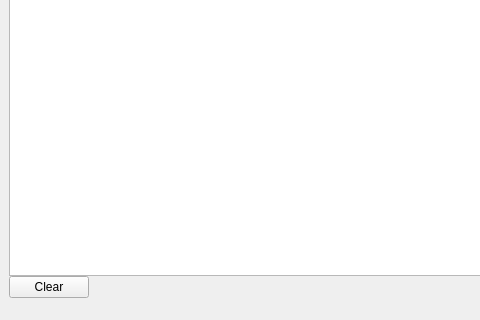
eloranta/WWA, file mainwindow.ui: the form before one commit; both pictures show x 0 to 480 and y 170 to 490 of the 1098 by 490 pixel window.
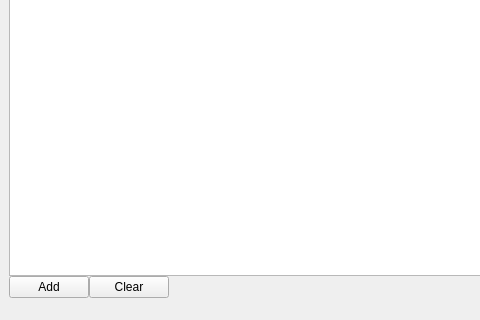
The form after the commit.

```diff
--- a/mainwindow.ui
+++ b/mainwindow.ui
@@ -37,11 +37,22 @@
     <item row="1" column="0">
      <layout class="QHBoxLayout" name="horizontalLayout">
       <item>
+       <layout class="QHBoxLayout" name="buttonsLayout">
+        <item>
+         <widget class="QPushButton" name="addButton">
+          <property name="text">
+           <string>Add</string>
+          </property>
+         </widget>
+        </item>
+        <item>
        <widget class="QPushButton" name="clearButton">
         <property name="text">
          <string>Clear</string>
         </property>
        </widget>
+        </item>
+       </layout>
       </item>
       <item>
        <spacer name="horizontalSpacer">
```
Lines whose indentation alone changed are shown as unchanged.
